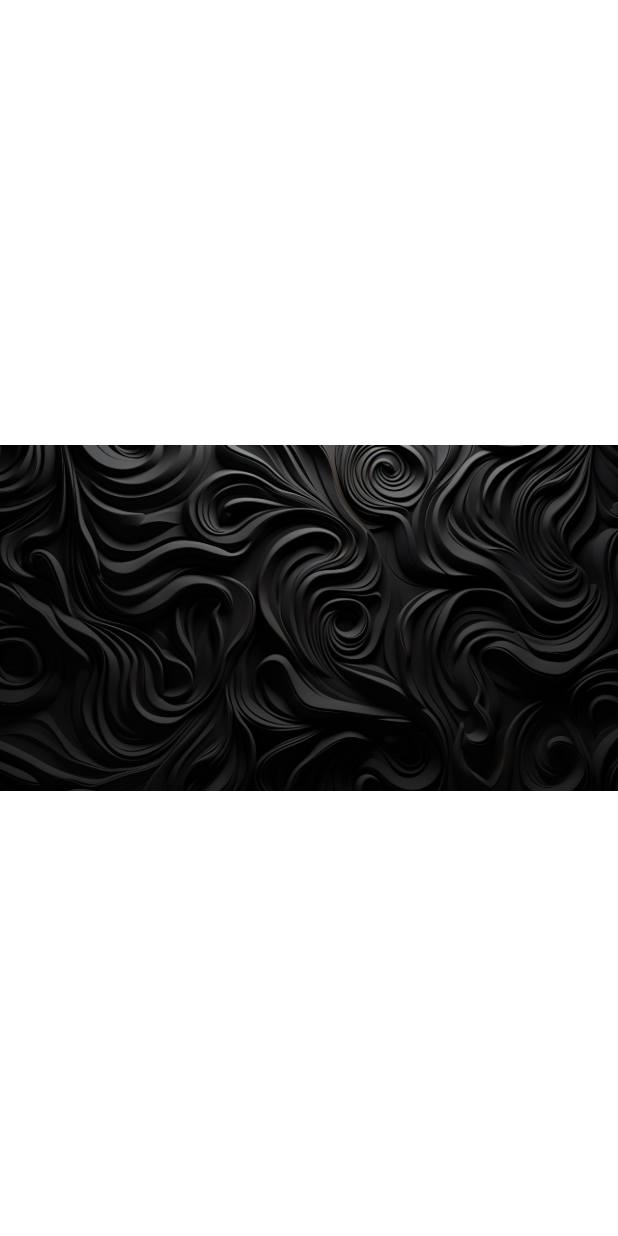
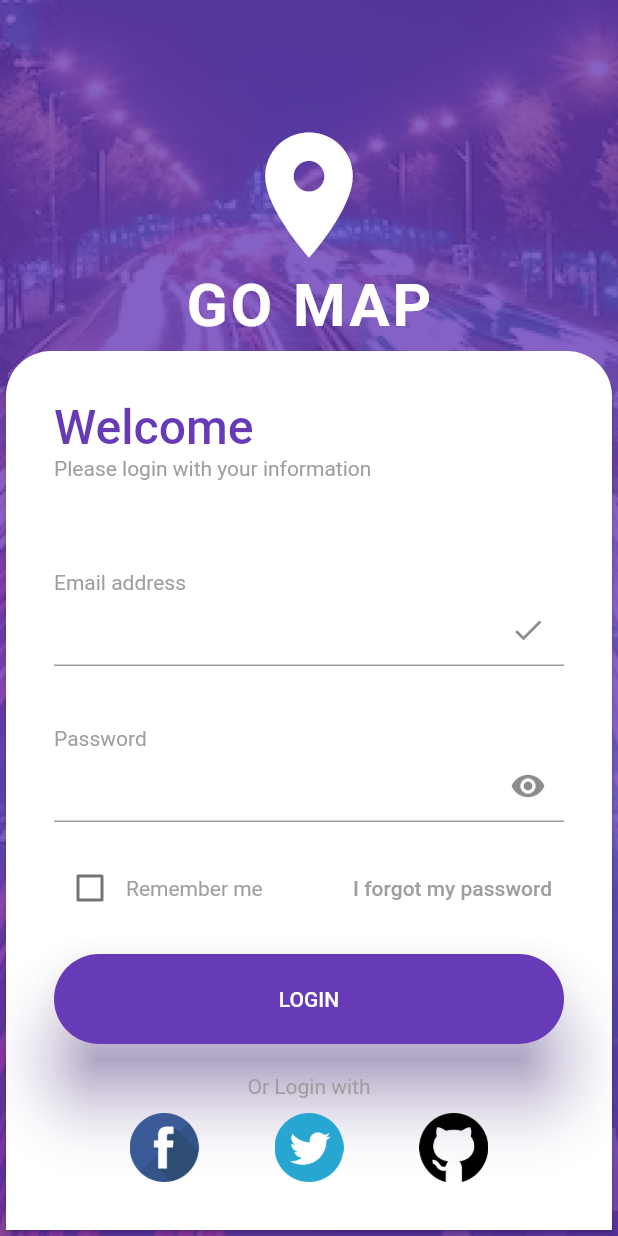
Before and after one commit to RaphSchp/App_Project, a Flutter app: the screen it shows after launch, on a phone screen of 412 x 824 dp. Run offline on Flutter 3.47's test engine with Material 2 defaults, Android fonts, the phone set to English and light mode, and no system bars.

Commit message:
add widgets and images

```diff
--- a/ben_raph_project/lib/login_page.dart
+++ b/ben_raph_project/lib/login_page.dart
@@ -8,11 +8,175 @@ class LoginPage extends StatefulWidget {
 }
 
 class _LoginPageState extends State<LoginPage> {
+  late Color myColor;
+  late Size mediaSize;
+  TextEditingController emailController = TextEditingController();
+  TextEditingController passwordController = TextEditingController();
+  bool rememberUser = false;
+
   @override
   Widget build(BuildContext context) {
+    myColor = Theme.of(context).primaryColor;
+    mediaSize = MediaQuery.of(context).size;
     return Container(
-      decoration: const BoxDecoration(
-          image: DecorationImage(image: AssetImage("assets/images/bg.png"))),
+      decoration: BoxDecoration(
+        color: myColor,
+        image: DecorationImage(
+          image: const AssetImage("assets/images/bg.png"),
+          fit: BoxFit.cover,
+          colorFilter:
+              ColorFilter.mode(myColor.withOpacity(0.2), BlendMode.dstATop),
+        ),
+      ),
+      child: Scaffold(
+        backgroundColor: Colors.transparent,
+        body: Stack(children: [
+          Positioned(top: 80, child: _buildTop()),
+          Positioned(bottom: 0, child: _buildBottom()),
+        ]),
+      ),
+    );
+  }
+
+  Widget _buildTop() {
+    return SizedBox(
+      width: mediaSize.width,
+      child: const Column(
+        mainAxisSize: MainAxisSize.min,
+        children: [
+          Icon(
+            Icons.location_on_sharp,
+            size: 100,
+            color: Colors.white,
+          ),
+          Text(
+            "GO MAP",
+            style: TextStyle(
+                color: Colors.white,
+                fontWeight: FontWeight.bold,
+                fontSize: 40,
+                letterSpacing: 2),
+          )
+        ],
+      ),
+    );
+  }
+
+  Widget _buildBottom() {
+    return SizedBox(
+      width: mediaSize.width,
+      child: Card(
+        shape: const RoundedRectangleBorder(
+            borderRadius: BorderRadius.only(
+          topLeft: Radius.circular(30),
+          topRight: Radius.circular(30),
+        )),
+        child: Padding(
+          padding: const EdgeInsets.all(32.0),
+          child: _buildForm(),
+        ),
+      ),
+    );
+  }
+
+  Widget _buildForm() {
+    return Column(
+      crossAxisAlignment: CrossAxisAlignment.start,
+      children: [
+        Text(
+          "Welcome",
+          style: TextStyle(
+              color: myColor, fontSize: 32, fontWeight: FontWeight.w500),
+        ),
+        _buildGreyText("Please login with your information"),
+        const SizedBox(height: 60),
+        _buildGreyText("Email address"),
+        _buildInputField(emailController),
+        const SizedBox(height: 40),
+        _buildGreyText("Password"),
+        _buildInputField(passwordController, isPassword: true),
+        const SizedBox(height: 20),
+        _buildRememberForgot(),
+        const SizedBox(height: 20),
+        _buildLoginButton(),
+        const SizedBox(height: 20),
+        _buildOtherLogin(),
+      ],
+    );
+  }
+
+  Widget _buildGreyText(String text) {
+    return Text(
+      text,
+      style: const TextStyle(color: Colors.grey),
+    );
+  }
+
+  Widget _buildInputField(TextEditingController controller,
+      {isPassword = false}) {
+    return TextField(
+      controller: controller,
+      decoration: InputDecoration(
+        suffixIcon: isPassword ? Icon(Icons.remove_red_eye) : Icon(Icons.done),
+      ),
+      obscureText: isPassword,
+    );
+  }
+
+  Widget _buildRememberForgot() {
+    return Row(
+      mainAxisAlignment: MainAxisAlignment.spaceBetween,
+      children: [
+        Row(
+          children: [
+            Checkbox(
+                value: rememberUser,
+                onChanged: (value) {
+                  setState(() {
+                    rememberUser = value!;
+                  });
+                }),
+            _buildGreyText("Remember me"),
+          ],
+        ),
+        TextButton(
+            onPressed: () {}, child: _buildGreyText("I forgot my password"))
+      ],
+    );
+  }
+
+  Widget _buildLoginButton() {
+    return ElevatedButton(
+      onPressed: () {
+        debugPrint("Email : ${emailController.text}");
+        debugPrint("Password : ${passwordController.text}");
+      },
+      style: ElevatedButton.styleFrom(
+        shape: const StadiumBorder(),
+        elevation: 20,
+        shadowColor: myColor,
+        minimumSize: const Size.fromHeight(60),
+      ),
+      child: const Text("LOGIN"),
+    );
+  }
+
+  Widget _buildOtherLogin() {
+    return Center(
+      child: Column(
+        children: [
+          _buildGreyText("Or Login with"),
+          const SizedBox(height: 10),
+          Row(
+            mainAxisAlignment: MainAxisAlignment.spaceEvenly,
+            children: [
+              Tab(icon: Image.asset("assets/images/facebook.png")),
+              Tab(icon: Image.asset("assets/images/twitter.png")),
+              Tab(icon: Image.asset("assets/images/github.png")),
+            ],
+          )
+        ],
+      ),
     );
   }
 }
```
Also changed, not shown: ben_raph_project/assets/images/bg.png, ben_raph_project/assets/images/facebook.png (added), ben_raph_project/assets/images/github.png (added), ben_raph_project/assets/images/twitter.png (added).
